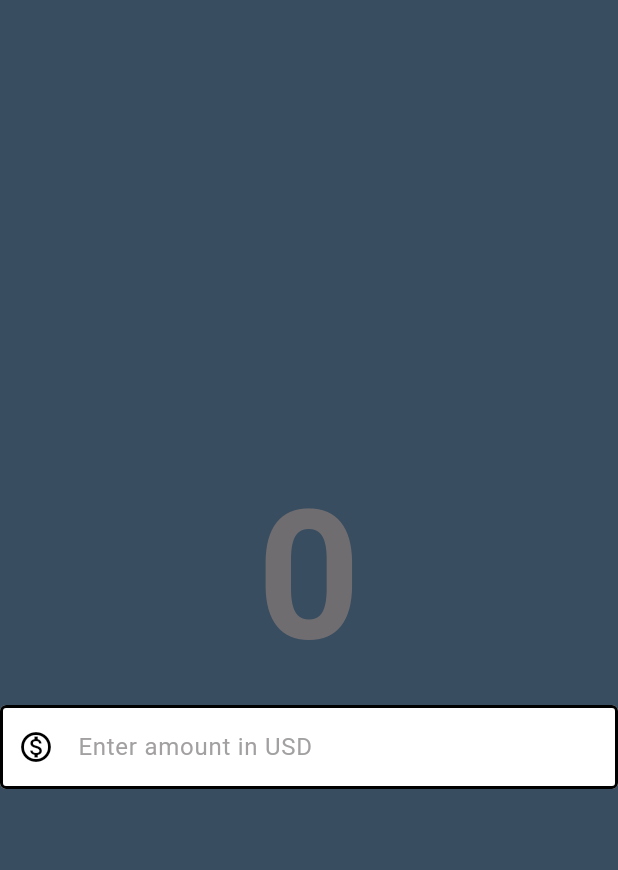
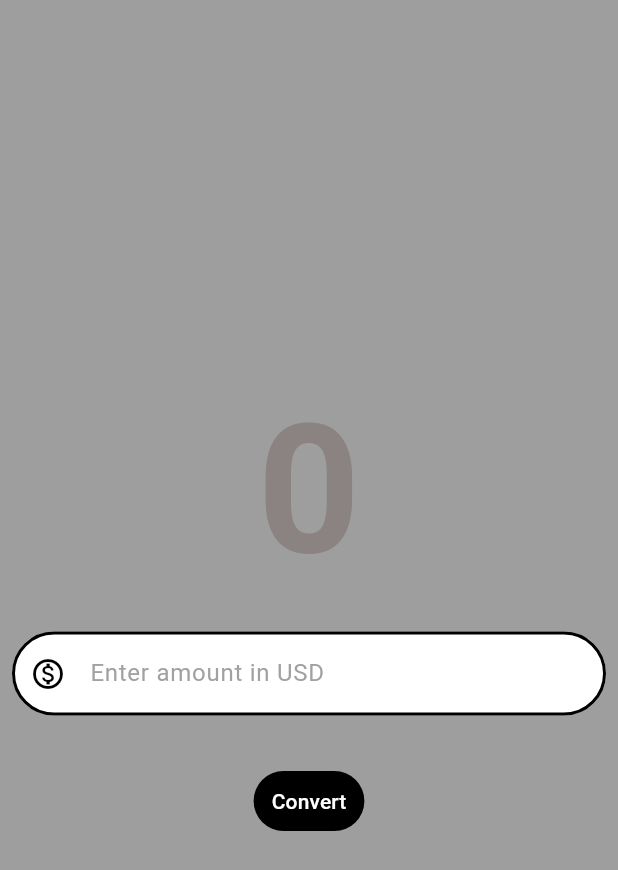
Before and after one commit to shrutisingh1610/Currency-Converter, a Flutter app: the screen it shows after launch, on a phone screen of 412 x 824 dp. Shown: the top 870 px of the screen. Run offline on Flutter 3.47's test engine with Material 3 defaults, Android fonts, the phone set to English and light mode, and no system bars.

Commit message:
updated layout

```diff
--- a/lib/currency_converter_material_page.dart
+++ b/lib/currency_converter_material_page.dart
@@ -1,50 +1,76 @@
+import 'package:flutter/foundation.dart';
 import 'package:flutter/material.dart';
 
 class CurrencyConverterMaterialPage extends StatelessWidget {
-  const CurrencyConverterMaterialPage({super.key}); // 1
+  // Removed the const keyword here
+  const CurrencyConverterMaterialPage({super.key});
 
   @override
   Widget build(BuildContext context) {
-    return const Scaffold(
-      backgroundColor: Color.fromARGB(223, 28, 52, 72),
+    const border = OutlineInputBorder(
+      borderSide: BorderSide(
+        width: 2.0,
+        style: BorderStyle.solid,
+      ),
+      borderRadius: BorderRadius.all(
+        Radius.circular(40),
+      ),
+    );
+
+    return Scaffold(
+      backgroundColor: Colors.grey,
       body: Center(
         child: Column(
           mainAxisAlignment: MainAxisAlignment.center,
           children: [
-            Text(
+            const Text(
               '0',
               style: TextStyle(
                 fontSize: 120,
                 fontWeight: FontWeight.bold,
-                  color: Color.fromARGB(190, 132, 120, 120)),
+                color: Color.fromARGB(190, 132, 120, 120),
               ),
-            TextField(
+            ),
+            const Padding(
+              padding: EdgeInsets.all(8.0),
+              child: TextField(
                 style: TextStyle(
                   color: Colors.black,
                 ),
                 decoration: InputDecoration(
                   hintText: 'Enter amount in USD',
-                hintStyle: TextStyle(color: Color.fromARGB(244, 158, 156, 156)),
+                  hintStyle: TextStyle(
+                    color: Color.fromARGB(244, 158, 156, 156),
+                  ),
                   prefixIcon: Icon(Icons.monetization_on_outlined),
                   prefixIconColor: Colors.black,
                   filled: true,
                   fillColor: Colors.white,
-                focusedBorder: OutlineInputBorder(
-                    borderSide: BorderSide(
-                      width: 2.0,
-                      style: BorderStyle.solid,
-                    ),
-                    borderRadius: BorderRadius.all(
-                      Radius.circular(60),
-                    )),
-                enabledBorder: OutlineInputBorder(
-                    borderSide: BorderSide(
-                  width: 2.0,
-                  style: BorderStyle.solid,
-                )),
+                  focusedBorder: border,
+                  enabledBorder: border,
                 ),
                 keyboardType: TextInputType.numberWithOptions(
                   decimal: true,
+                ),
+              ),
+            ),
+            Padding(
+              padding: const EdgeInsets.all(25.0),
+              child: TextButton(
+                onPressed: () {
+                  if (kDebugMode) {
+                    print('Pressed');
+                  }
+                },
+                style: ButtonStyle(
+                  backgroundColor: WidgetStateProperty.all(
+                    Colors.black,
+                  ),
+                  foregroundColor: WidgetStateProperty.all(
+                    Colors.white,
+                  ),
+                ),
+                child: const Text('Convert'),
               ),
             ),
           ],
```
Lines whose indentation alone changed are shown as unchanged.
